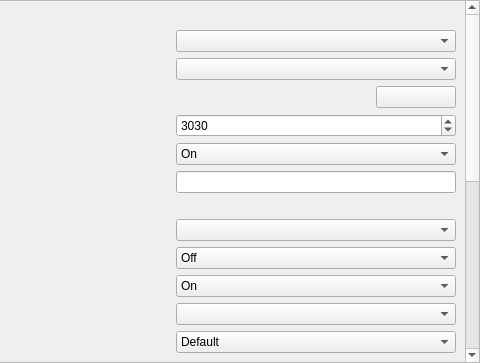
Qt form launcher/settingsView/csettingsview_moc.ui (vcmi/vcmi) before a commit; both pictures show x 362 to 842 and y 0 to 363 of the 842 by 363 pixel window.
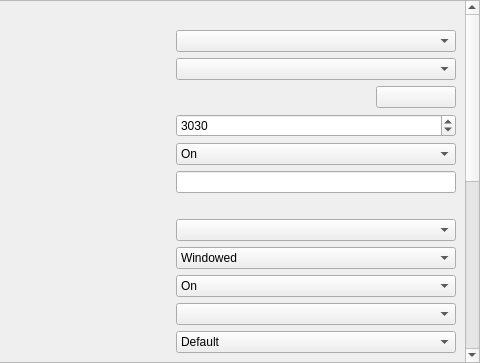
The same form after that commit.

```diff
--- a/launcher/settingsView/csettingsview_moc.ui
+++ b/launcher/settingsView/csettingsview_moc.ui
@@ -112,9 +112,9 @@
       <property name="geometry">
        <rect>
         <x>0</x>
-        <y>0</y>
+        <y>-107</y>
         <width>620</width>
-        <height>793</height>
+        <height>745</height>
        </rect>
       </property>
       <layout class="QGridLayout" name="gridLayout" columnstretch="3,0,0,0">
@@ -253,7 +253,7 @@
          </property>
          <item>
           <property name="text">
-           <string>Off</string>
+           <string>Windowed</string>
           </property>
          </item>
          <item>
```
Left out of the diff: 4 changed lines with no effect on the pictures.
